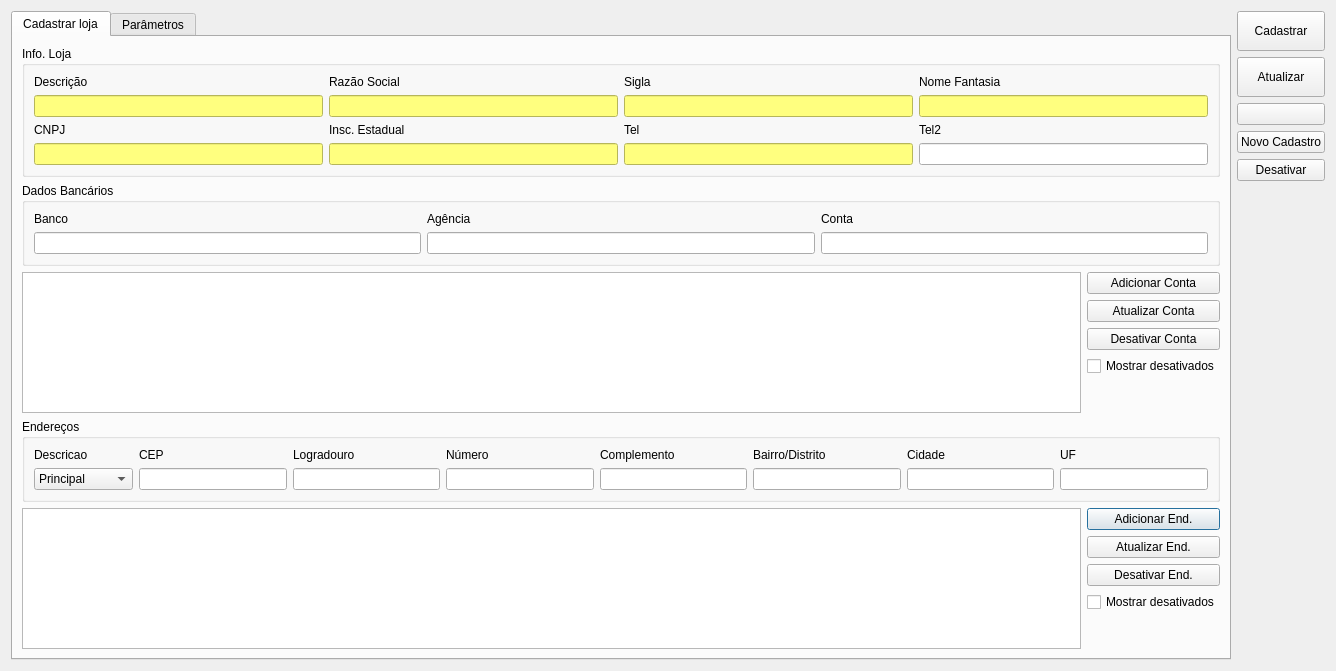
First picture: the form in ui/cadastroloja.ui, repository darktorres/ERP-STACCATO, before the edit.
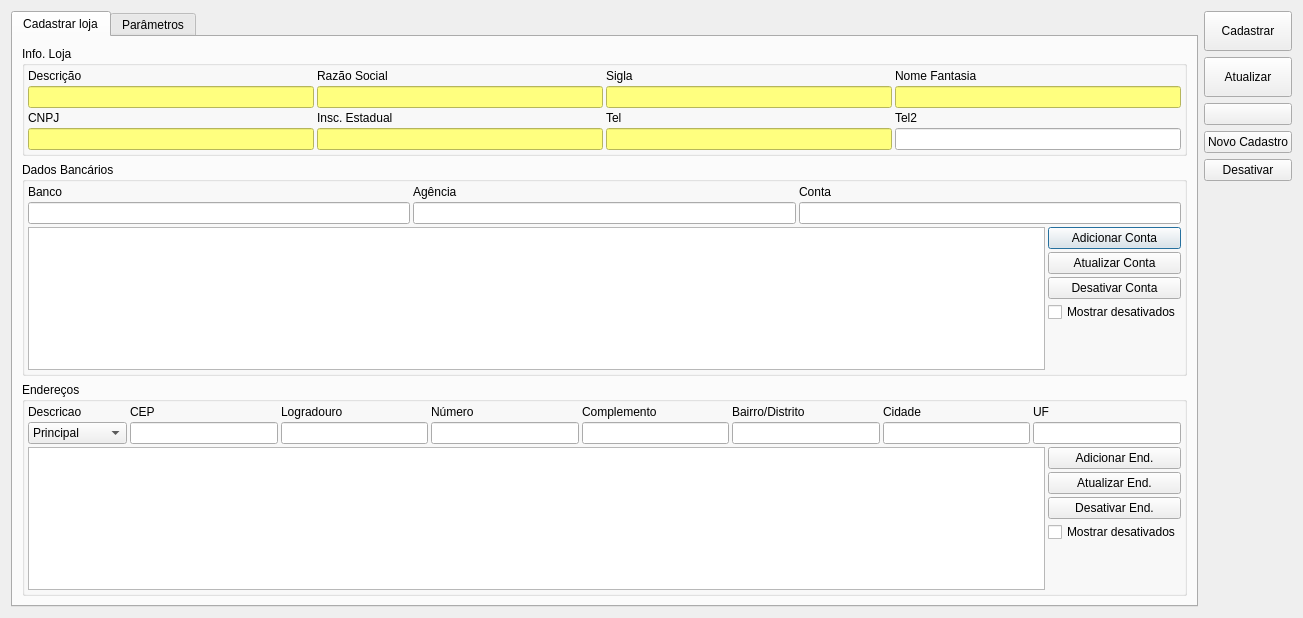
Second picture: the form after the edit. Icons and pictures are not drawn. Custom widgets are drawn as their Qt base class.

```diff
--- a/ui/cadastroloja.ui
+++ b/ui/cadastroloja.ui
@@ -9,8 +9,8 @@
    <rect>
     <x>0</x>
     <y>0</y>
-    <width>1336</width>
-    <height>671</height>
+    <width>1303</width>
+    <height>618</height>
    </rect>
   </property>
   <property name="windowTitle">
@@ -33,151 +33,27 @@
        <string>Cadastrar loja</string>
       </attribute>
       <layout class="QGridLayout" name="gridLayout">
-       <item row="3" column="0" colspan="2">
-        <widget class="QGroupBox" name="groupBoxEndereco">
-         <property name="title">
-          <string>Endereços</string>
-         </property>
-         <layout class="QGridLayout" name="gridLayout_4">
-          <item row="0" column="0">
-           <widget class="QLabel" name="labelDescricao_2">
-            <property name="text">
-             <string>Descricao</string>
-            </property>
-           </widget>
-          </item>
-          <item row="0" column="1">
-           <widget class="QLabel" name="labelCEP">
-            <property name="text">
-             <string>CEP</string>
-            </property>
-           </widget>
-          </item>
-          <item row="0" column="5">
-           <widget class="QLabel" name="labelBairro">
-            <property name="text">
-             <string>Bairro/Distrito</string>
-            </property>
-           </widget>
-          </item>
-          <item row="0" column="2">
-           <widget class="QLabel" name="labelEndereco">
-            <property name="text">
-             <string>Logradouro</string>
-            </property>
-           </widget>
-          </item>
-          <item row="0" column="3">
-           <widget class="QLabel" name="labelNro">
-            <property name="text">
-             <string>Número</string>
-            </property>
-           </widget>
-          </item>
-          <item row="0" column="4">
-           <widget class="QLabel" name="labelComp">
-            <property name="text">
-             <string>Complemento</string>
-            </property>
-           </widget>
-          </item>
-          <item row="0" column="6">
-           <widget class="QLabel" name="labelCidade">
-            <property name="text">
-             <string>Cidade</string>
-            </property>
-           </widget>
-          </item>
-          <item row="1" column="0">
-           <widget class="QComboBox" name="comboBoxTipoEnd">
-            <item>
-             <property name="text">
-              <string>Principal</string>
-             </property>
-            </item>
-            <item>
-             <property name="text">
-              <string>Faturamento</string>
-             </property>
-            </item>
-            <item>
-             <property name="text">
-              <string>Entrega</string>
-             </property>
-            </item>
-           </widget>
-          </item>
-          <item row="1" column="1">
-           <widget class="LineEditCEP" name="lineEditCEP">
-            <property name="toolTip">
-             <string>&lt;html&gt;&lt;head/&gt;&lt;body&gt;&lt;p&gt;O sistema preenche o endereço automaticamente a partir do CEP&lt;/p&gt;&lt;/body&gt;&lt;/html&gt;</string>
-            </property>
-            <property name="accessibleName">
-             <string>CEP</string>
-            </property>
-           </widget>
-          </item>
-          <item row="0" column="7">
-           <widget class="QLabel" name="labelUF">
-            <property name="text">
-             <string>UF</string>
-            </property>
-           </widget>
-          </item>
-          <item row="1" column="2">
-           <widget class="QLineEdit" name="lineEditLogradouro">
-            <property name="accessibleName">
-             <string>Logradouro</string>
-            </property>
-           </widget>
-          </item>
-          <item row="1" column="6">
-           <widget class="QLineEdit" name="lineEditCidade">
-            <property name="accessibleName">
-             <string>Cidade</string>
-            </property>
-           </widget>
-          </item>
-          <item row="1" column="3">
-           <widget class="QLineEdit" name="lineEditNumero">
-            <property name="accessibleName">
-             <string>Número</string>
-            </property>
-           </widget>
-          </item>
-          <item row="1" column="7">
-           <widget class="QLineEdit" name="lineEditUF">
-            <property name="accessibleName">
-             <string>UF</string>
-            </property>
-           </widget>
-          </item>
-          <item row="1" column="5">
-           <widget class="QLineEdit" name="lineEditBairro">
-            <property name="accessibleName">
-             <string>Bairro/Distrito</string>
-            </property>
-           </widget>
-          </item>
-          <item row="1" column="4">
-           <widget class="QLineEdit" name="lineEditComplemento">
-            <property name="accessibleName">
-             <string>Complemento</string>
-            </property>
-            <property name="styleSheet">
-             <string notr="true"/>
-            </property>
-           </widget>
-          </item>
-         </layout>
-        </widget>
-       </item>
-       <item row="0" column="0" colspan="2">
+       <item row="0" column="0">
         <widget class="QGroupBox" name="groupBoxCadastro">
          <property name="title">
           <string>Info. Loja</string>
          </property>
          <layout class="QGridLayout" name="gridLayout_3">
+          <property name="leftMargin">
+           <number>3</number>
+          </property>
+          <property name="topMargin">
+           <number>3</number>
+          </property>
+          <property name="rightMargin">
+           <number>3</number>
+          </property>
+          <property name="bottomMargin">
+           <number>3</number>
+          </property>
+          <property name="spacing">
+           <number>3</number>
+          </property>
           <item row="0" column="3">
            <widget class="QLabel" name="labelNomeFantasia">
             <property name="text">
@@ -321,12 +197,27 @@
          </layout>
         </widget>
        </item>
-       <item row="1" column="0" colspan="2">
+       <item row="1" column="0">
         <widget class="QGroupBox" name="groupBoxConta">
          <property name="title">
           <string>Dados Bancários</string>
          </property>
          <layout class="QGridLayout" name="gridLayout_9">
+          <property name="leftMargin">
+           <number>3</number>
+          </property>
+          <property name="topMargin">
+           <number>3</number>
+          </property>
+          <property name="rightMargin">
+           <number>3</number>
+          </property>
+          <property name="bottomMargin">
+           <number>3</number>
+          </property>
+          <property name="spacing">
+           <number>3</number>
+          </property>
           <item row="0" column="1">
            <widget class="QLabel" name="label_5">
             <property name="text">
@@ -357,155 +248,317 @@
             </property>
            </widget>
           </item>
+          <item row="2" column="0" colspan="3">
+           <layout class="QHBoxLayout" name="horizontalLayout_2">
+            <item>
+             <widget class="TableView" name="tableConta">
+              <property name="mouseTracking">
+               <bool>true</bool>
+              </property>
+              <property name="sizeAdjustPolicy">
+               <enum>QAbstractScrollArea::AdjustToContents</enum>
+              </property>
+              <property name="editTriggers">
+               <set>QAbstractItemView::NoEditTriggers</set>
+              </property>
+              <property name="tabKeyNavigation">
+               <bool>false</bool>
+              </property>
+              <property name="selectionMode">
+               <enum>QAbstractItemView::SingleSelection</enum>
+              </property>
+              <property name="selectionBehavior">
+               <enum>QAbstractItemView::SelectRows</enum>
+              </property>
+              <attribute name="horizontalHeaderStretchLastSection">
+               <bool>false</bool>
+              </attribute>
+             </widget>
+            </item>
+            <item>
+             <layout class="QVBoxLayout" name="verticalLayout_4">
+              <item>
+               <widget class="QPushButton" name="pushButtonAdicionarConta">
+                <property name="text">
+                 <string>Adicionar Conta</string>
+                </property>
+               </widget>
+              </item>
+              <item>
+               <widget class="QPushButton" name="pushButtonAtualizarConta">
+                <property name="text">
+                 <string>Atualizar Conta</string>
+                </property>
+               </widget>
+              </item>
+              <item>
+               <widget class="QPushButton" name="pushButtonDesativarConta">
+                <property name="text">
+                 <string>Desativar Conta</string>
+                </property>
+               </widget>
+              </item>
+              <item>
+               <widget class="QCheckBox" name="checkBoxMostrarInativosConta">
+                <property name="text">
+                 <string>Mostrar desativados</string>
+                </property>
+                <property name="checkable">
+                 <bool>true</bool>
+                </property>
+               </widget>
+              </item>
+              <item>
+               <spacer name="verticalSpacer_6">
+                <property name="orientation">
+                 <enum>Qt::Vertical</enum>
+                </property>
+                <property name="sizeHint" stdset="0">
+                 <size>
+                  <width>0</width>
+                  <height>0</height>
+                 </size>
+                </property>
+               </spacer>
+              </item>
+             </layout>
+            </item>
+           </layout>
+          </item>
          </layout>
         </widget>
        </item>
-       <item row="4" column="0">
-        <widget class="TableView" name="tableEndereco">
-         <property name="mouseTracking">
-          <bool>true</bool>
-         </property>
-         <property name="sizeAdjustPolicy">
-          <enum>QAbstractScrollArea::AdjustToContents</enum>
-         </property>
-         <property name="editTriggers">
-          <set>QAbstractItemView::NoEditTriggers</set>
-         </property>
-         <property name="tabKeyNavigation">
-          <bool>false</bool>
-         </property>
-         <property name="selectionMode">
-          <enum>QAbstractItemView::SingleSelection</enum>
-         </property>
-         <property name="selectionBehavior">
-          <enum>QAbstractItemView::SelectRows</enum>
-         </property>
-         <attribute name="horizontalHeaderStretchLastSection">
-          <bool>false</bool>
-         </attribute>
-        </widget>
-       </item>
-       <item row="4" column="1">
-        <layout class="QVBoxLayout" name="verticalLayout">
-         <item>
-          <widget class="QPushButton" name="pushButtonAdicionarEnd">
-           <property name="text">
-            <string>Adicionar End.</string>
-           </property>
-          </widget>
-         </item>
-         <item>
-          <widget class="QPushButton" name="pushButtonAtualizarEnd">
-           <property name="text">
-            <string>Atualizar End.</string>
-           </property>
-          </widget>
-         </item>
-         <item>
-          <widget class="QPushButton" name="pushButtonDesativarEnd">
-           <property name="text">
-            <string>Desativar End.</string>
-           </property>
-          </widget>
-         </item>
-         <item>
-          <widget class="QCheckBox" name="checkBoxMostrarInativos">
-           <property name="text">
-            <string>Mostrar desativados</string>
-           </property>
-           <property name="checkable">
-            <bool>true</bool>
-           </property>
-          </widget>
-         </item>
-         <item>
-          <spacer name="verticalSpacer_4">
-           <property name="orientation">
-            <enum>Qt::Vertical</enum>
-           </property>
-           <property name="sizeHint" stdset="0">
-            <size>
-             <width>0</width>
-             <height>0</height>
-            </size>
-           </property>
-          </spacer>
-         </item>
-        </layout>
-       </item>
        <item row="2" column="0">
-        <widget class="TableView" name="tableConta">
-         <property name="mouseTracking">
-          <bool>true</bool>
+        <widget class="QGroupBox" name="groupBoxEndereco">
+         <property name="title">
+          <string>Endereços</string>
          </property>
-         <property name="sizeAdjustPolicy">
-          <enum>QAbstractScrollArea::AdjustToContents</enum>
-         </property>
-         <property name="editTriggers">
-          <set>QAbstractItemView::NoEditTriggers</set>
-         </property>
-         <property name="tabKeyNavigation">
-          <bool>false</bool>
-         </property>
-         <property name="selectionMode">
-          <enum>QAbstractItemView::SingleSelection</enum>
-         </property>
-         <property name="selectionBehavior">
-          <enum>QAbstractItemView::SelectRows</enum>
-         </property>
-         <attribute name="horizontalHeaderStretchLastSection">
-          <bool>false</bool>
-         </attribute>
+         <layout class="QGridLayout" name="gridLayout_4">
+          <property name="leftMargin">
+           <number>3</number>
+          </property>
+          <property name="topMargin">
+           <number>3</number>
+          </property>
+          <property name="rightMargin">
+           <number>3</number>
+          </property>
+          <property name="bottomMargin">
+           <number>3</number>
+          </property>
+          <property name="spacing">
+           <number>3</number>
+          </property>
+          <item row="1" column="0">
+           <widget class="QComboBox" name="comboBoxTipoEnd">
+            <item>
+             <property name="text">
+              <string>Principal</string>
+             </property>
+            </item>
+            <item>
+             <property name="text">
+              <string>Faturamento</string>
+             </property>
+            </item>
+            <item>
+             <property name="text">
+              <string>Entrega</string>
+             </property>
+            </item>
+           </widget>
+          </item>
+          <item row="1" column="4">
+           <widget class="QLineEdit" name="lineEditComplemento">
+            <property name="accessibleName">
+             <string>Complemento</string>
+            </property>
+            <property name="styleSheet">
+             <string notr="true"/>
+            </property>
+           </widget>
+          </item>
+          <item row="1" column="2">
+           <widget class="QLineEdit" name="lineEditLogradouro">
+            <property name="accessibleName">
+             <string>Logradouro</string>
+            </property>
+           </widget>
+          </item>
+          <item row="1" column="7">
+           <widget class="QLineEdit" name="lineEditUF">
+            <property name="accessibleName">
+             <string>UF</string>
+            </property>
+           </widget>
+          </item>
+          <item row="0" column="1">
+           <widget class="QLabel" name="labelCEP">
+            <property name="text">
+             <string>CEP</string>
+            </property>
+           </widget>
+          </item>
+          <item row="0" column="6">
+           <widget class="QLabel" name="labelCidade">
+            <property name="text">
+             <string>Cidade</string>
+            </property>
+           </widget>
+          </item>
+          <item row="0" column="7">
+           <widget class="QLabel" name="labelUF">
+            <property name="text">
+             <string>UF</string>
+            </property>
+           </widget>
+          </item>
+          <item row="1" column="6">
+           <widget class="QLineEdit" name="lineEditCidade">
+            <property name="accessibleName">
+             <string>Cidade</string>
+            </property>
+           </widget>
+          </item>
+          <item row="0" column="5">
+           <widget class="QLabel" name="labelBairro">
+            <property name="text">
+             <string>Bairro/Distrito</string>
+            </property>
+           </widget>
+          </item>
+          <item row="0" column="0">
+           <widget class="QLabel" name="labelDescricao_2">
+            <property name="text">
+             <string>Descricao</string>
+            </property>
+           </widget>
+          </item>
+          <item row="0" column="2">
+           <widget class="QLabel" name="labelEndereco">
+            <property name="text">
+             <string>Logradouro</string>
+            </property>
+           </widget>
+          </item>
+          <item row="0" column="3">
+           <widget class="QLabel" name="labelNro">
+            <property name="text">
+             <string>Número</string>
+            </property>
+           </widget>
+          </item>
+          <item row="0" column="4">
+           <widget class="QLabel" name="labelComp">
+            <property name="text">
+             <string>Complemento</string>
+            </property>
+           </widget>
+          </item>
+          <item row="1" column="1">
+           <widget class="LineEditCEP" name="lineEditCEP">
+            <property name="toolTip">
+             <string>&lt;html&gt;&lt;head/&gt;&lt;body&gt;&lt;p&gt;O sistema preenche o endereço automaticamente a partir do CEP&lt;/p&gt;&lt;/body&gt;&lt;/html&gt;</string>
+            </property>
+            <property name="accessibleName">
+             <string>CEP</string>
+            </property>
+           </widget>
+          </item>
+          <item row="1" column="3">
+           <widget class="QLineEdit" name="lineEditNumero">
+            <property name="accessibleName">
+             <string>Número</string>
+            </property>
+           </widget>
+          </item>
+          <item row="1" column="5">
+           <widget class="QLineEdit" name="lineEditBairro">
+            <property name="accessibleName">
+             <string>Bairro/Distrito</string>
+            </property>
+           </widget>
+          </item>
+          <item row="2" column="0" colspan="8">
+           <layout class="QHBoxLayout" name="horizontalLayout">
+            <item>
+             <widget class="TableView" name="tableEndereco">
+              <property name="mouseTracking">
+               <bool>true</bool>
+              </property>
+              <property name="sizeAdjustPolicy">
+               <enum>QAbstractScrollArea::AdjustToContents</enum>
+              </property>
+              <property name="editTriggers">
+               <set>QAbstractItemView::NoEditTriggers</set>
+              </property>
+              <property name="tabKeyNavigation">
+               <bool>false</bool>
+              </property>
+              <property name="selectionMode">
+               <enum>QAbstractItemView::SingleSelection</enum>
+              </property>
+              <property name="selectionBehavior">
+               <enum>QAbstractItemView::SelectRows</enum>
+              </property>
+              <attribute name="horizontalHeaderStretchLastSection">
+               <bool>false</bool>
+              </attribute>
+             </widget>
+            </item>
+            <item>
+             <layout class="QVBoxLayout" name="verticalLayout">
+              <item>
+               <widget class="QPushButton" name="pushButtonAdicionarEnd">
+                <property name="text">
+                 <string>Adicionar End.</string>
+                </property>
+               </widget>
+              </item>
+              <item>
+               <widget class="QPushButton" name="pushButtonAtualizarEnd">
+                <property name="text">
+                 <string>Atualizar End.</string>
+                </property>
+               </widget>
+              </item>
+              <item>
+               <widget class="QPushButton" name="pushButtonDesativarEnd">
+                <property name="text">
+                 <string>Desativar End.</string>
+                </property>
+               </widget>
+              </item>
+              <item>
+               <widget class="QCheckBox" name="checkBoxMostrarInativos">
+                <property name="text">
+                 <string>Mostrar desativados</string>
+                </property>
+                <property name="checkable">
+                 <bool>true</bool>
+                </property>
+               </widget>
+              </item>
+              <item>
+               <spacer name="verticalSpacer_4">
+                <property name="orientation">
+                 <enum>Qt::Vertical</enum>
+                </property>
+                <property name="sizeHint" stdset="0">
+                 <size>
+                  <width>0</width>
+                  <height>0</height>
+                 </size>
+                </property>
+               </spacer>
+              </item>
+             </layout>
+            </item>
+           </layout>
+          </item>
+         </layout>
         </widget>
        </item>
-       <item row="2" column="1">
-        <layout class="QVBoxLayout" name="verticalLayout_4">
-         <item>
-          <widget class="QPushButton" name="pushButtonAdicionarConta">
-           <property name="text">
-            <string>Adicionar Conta</string>
-           </property>
-          </widget>
-         </item>
-         <item>
-          <widget class="QPushButton" name="pushButtonAtualizarConta">
-           <property name="text">
-            <string>Atualizar Conta</string>
-           </property>
-          </widget>
-         </item>
-         <item>
-          <widget class="QPushButton" name="pushButtonDesativarConta">
-           <property name="text">
-            <string>Desativar Conta</string>
-           </property>
-          </widget>
-         </item>
-         <item>
-          <widget class="QCheckBox" name="checkBoxMostrarInativosConta">
-           <property name="text">
-            <string>Mostrar desativados</string>
-           </property>
-           <property name="checkable">
-            <bool>true</bool>
-           </property>
-          </widget>
-         </item>
-         <item>
-          <spacer name="verticalSpacer_6">
-           <property name="orientation">
-            <enum>Qt::Vertical</enum>
-           </property>
-           <property name="sizeHint" stdset="0">
-            <size>
-             <width>0</width>
-             <height>0</height>
-            </size>
-           </property>
-          </spacer>
-         </item>
-        </layout>
-       </item>
       </layout>
      </widget>
      <widget class="QWidget" name="tabParametros">
```
Left out of the diff: 54 changed lines with no effect on the pictures.
